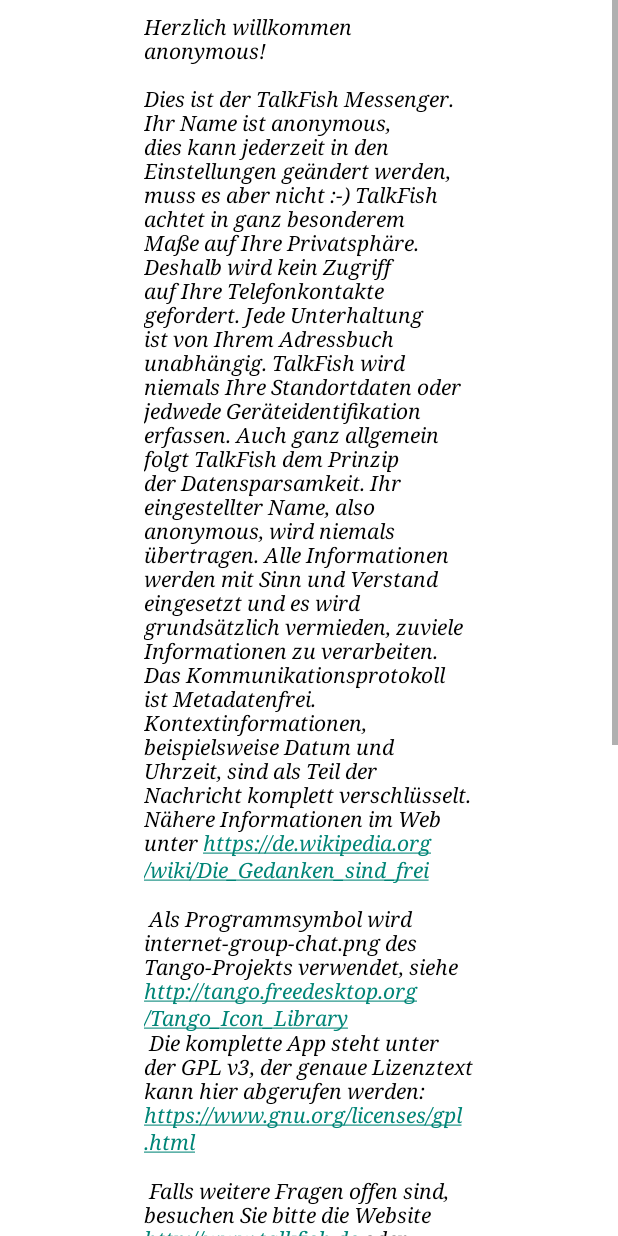
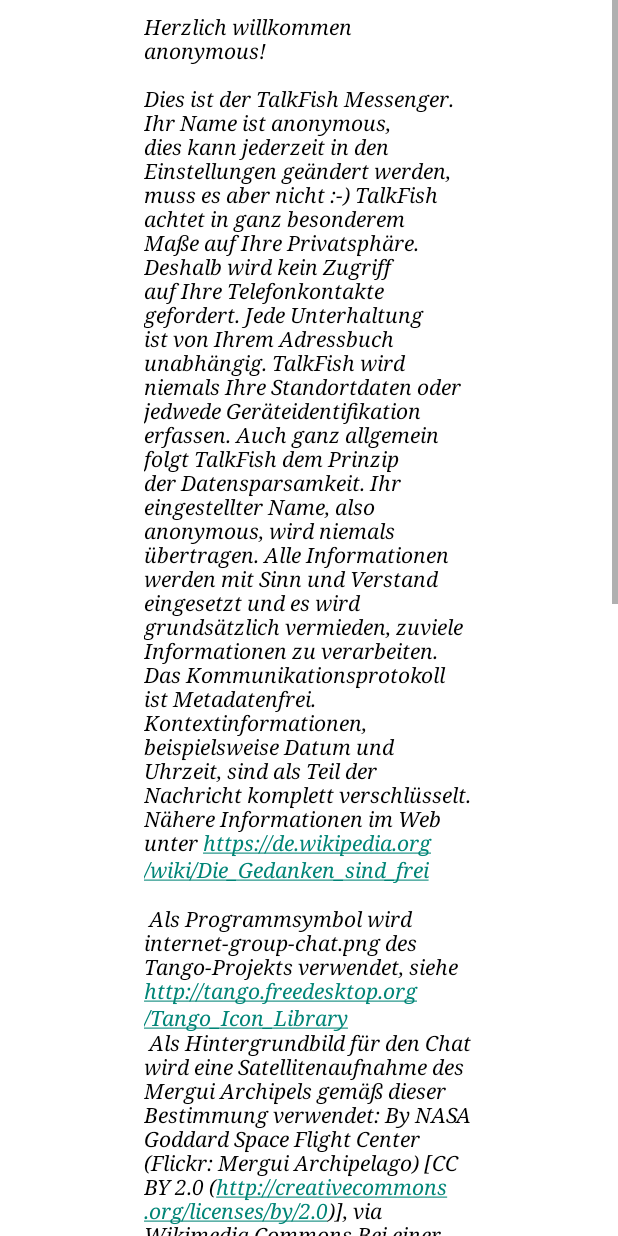
Before and after one commit to talkfish/talkfish-client-android, an Android app: the WelcomeActivity screen opened directly, with no data from a screen before it, on a phone screen of 412 x 824 dp. Run offline under Robolectric (Android 15) with nearby library versions, the phone set to English and light mode, and no system bars.

Commit message:
added correct media attribution

```diff
--- a/app/src/main/res/values/strings.xml
+++ b/app/src/main/res/values/strings.xml
@@ -29,6 +29,11 @@
     Nähere Informationen im Web unter https://de.wikipedia.org/wiki/Die_Gedanken_sind_frei\n
     \n
     Als Programmsymbol wird internet-group-chat.png des Tango-Projekts verwendet, siehe http://tango.freedesktop.org/Tango_Icon_Library\n
+        Als Hintergrundbild für den Chat wird eine Satellitenaufnahme des Mergui Archipels gemäß dieser Bestimmung verwendet:
+        By NASA Goddard Space Flight Center (Flickr: Mergui Archipelago) [CC BY 2.0 (http://creativecommons.org/licenses/by/2.0)], via Wikimedia Commons
+        Bei einer leeren Chatübersicht wird der Liedtext zu "Die Gedanken sind frei" angezeigt. Dieses Bild ist gemeinfrei und ebenfalls in den Vereinigten Staaten von Amerika
+        Public Domain gemäß dieser Bestimmung:
+        This work is in the public domain in the United States because it was published (or registered with the U.S. Copyright Office) before January 1, 1923.
     Die komplette App steht unter der GPL v3, der genaue Lizenztext kann hier abgerufen werden: https://www.gnu.org/licenses/gpl.html\n
     \n
         Falls weitere Fragen offen sind, besuchen Sie bitte die Website http://www.talkfish.de oder schreiben Sie mir eine kurze E-Mail an enrico@talkfish.de\n\n
```
Also changed, not shown: 183 other files.
